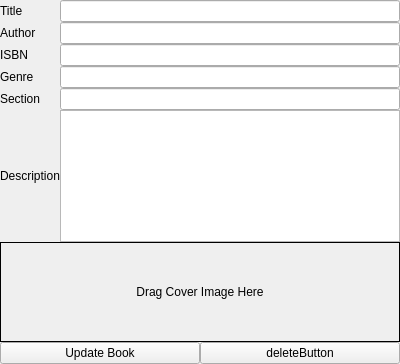
Qt form modifyBookView.ui (Mr-Beastman/CS106_A2) before a commit.
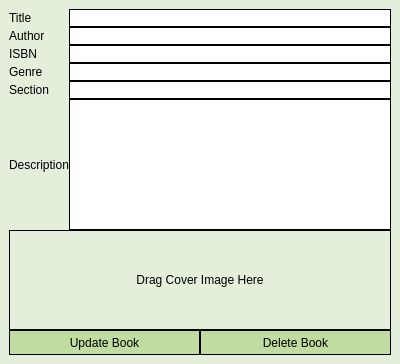
The same form after that commit.

Patch:
```diff
--- a/modifyBookView.ui
+++ b/modifyBookView.ui
@@ -13,18 +13,49 @@
   <property name="windowTitle">
    <string>Form</string>
   </property>
+  <property name="styleSheet">
+   <string notr="true">#ModifyBookView{
+background-color: rgb(227, 238, 219);
+}
+
+QLabel{
+	color: rgb(0, 0, 0);
+	font: 700 9pt &quot;Segoe UI&quot;;
+}
+
+QLineEdit{
+	font: 9pt &quot;Segoe UI&quot;;
+	background-color: rgb(255, 255, 255);
+	border: 1px solid;
+	color: rgb(0, 0, 0);
+}
+
+QPushButton{
+	border: 1px solid;
+	color: rgb(0, 0, 0);
+	font: 700 9pt &quot;Segoe UI&quot;;
+	background-color: rgb(192, 220, 161);
+}
+
+QTextEdit{
+	font: 9pt &quot;Segoe UI&quot;;
+	background-color: rgb(255, 255, 255);
+	border: 1px solid;
+	color: rgb(0, 0, 0);
+}</string>
+  </property>
   <layout class="QVBoxLayout" name="verticalLayout_2">
    <property name="leftMargin">
-    <number>0</number>
+    <number>9</number>
    </property>
    <property name="topMargin">
-    <number>0</number>
+    <number>9</number>
    </property>
    <property name="rightMargin">
-    <number>0</number>
+    <number>9</number>
    </property>
    <property name="bottomMargin">
-    <number>0</number>
+    <number>9</number>
    </property>
    <item>
     <layout class="QVBoxLayout" name="viewBackground" stretch="2">
@@ -126,6 +157,12 @@
         <layout class="QHBoxLayout" name="buttonLayout">
          <item>
           <widget class="QPushButton" name="updateButton">
+           <property name="minimumSize">
+            <size>
+             <width>0</width>
+             <height>25</height>
+            </size>
+           </property>
            <property name="text">
             <string>Update Book</string>
            </property>
@@ -133,8 +170,14 @@
          </item>
          <item>
           <widget class="QPushButton" name="deleteButton">
+           <property name="minimumSize">
+            <size>
+             <width>0</width>
+             <height>25</height>
+            </size>
+           </property>
            <property name="text">
-            <string>deleteButton</string>
+            <string>Delete Book</string>
            </property>
           </widget>
          </item>
```
